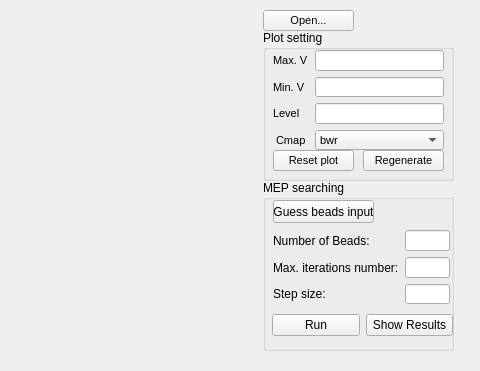
Old version of the form ui/main.ui in the repository XinChenQC/MEPplot; both pictures show x 217 to 697 and y 0 to 371 of the 697 by 553 pixel window.
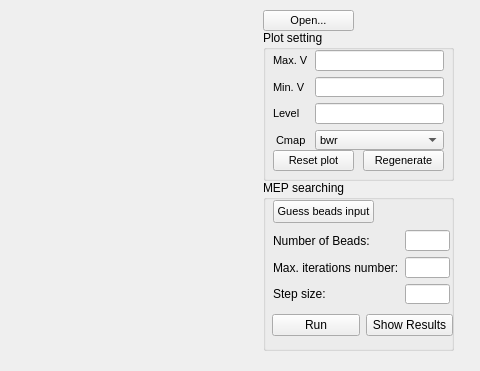
New version of the form.

What changed in the file:
```diff
--- a/ui/main.ui
+++ b/ui/main.ui
@@ -216,6 +216,12 @@
       <height>23</height>
      </rect>
     </property>
+    <property name="font">
+     <font>
+      <pointsize>8</pointsize>
+      <kerning>false</kerning>
+     </font>
+    </property>
     <property name="text">
      <string>Guess beads input</string>
     </property>
```
